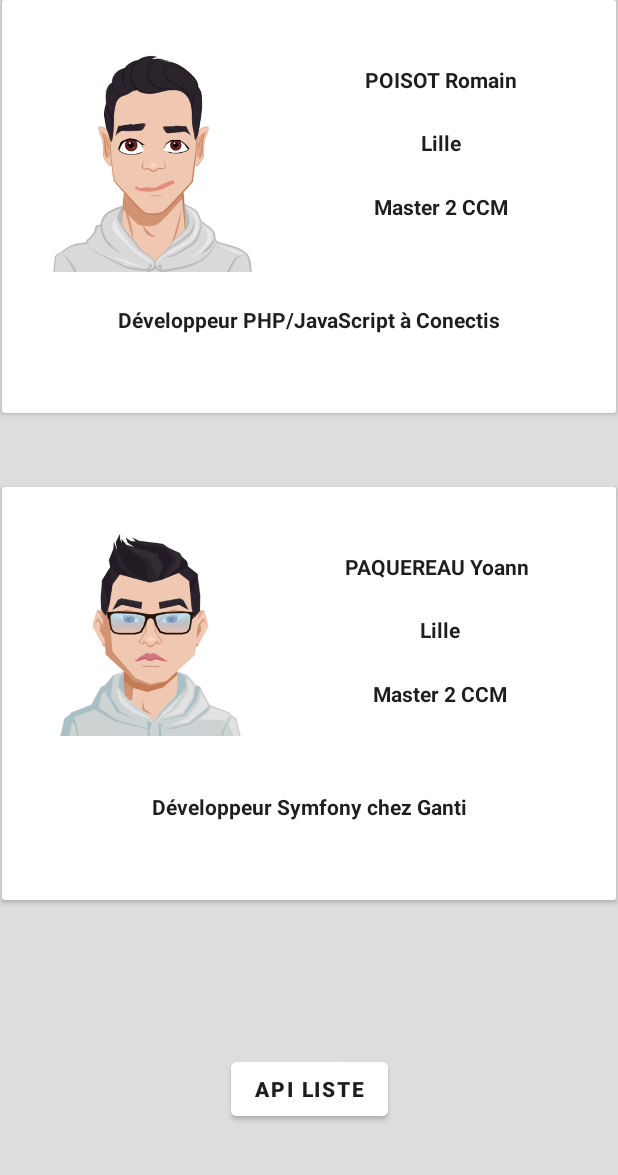
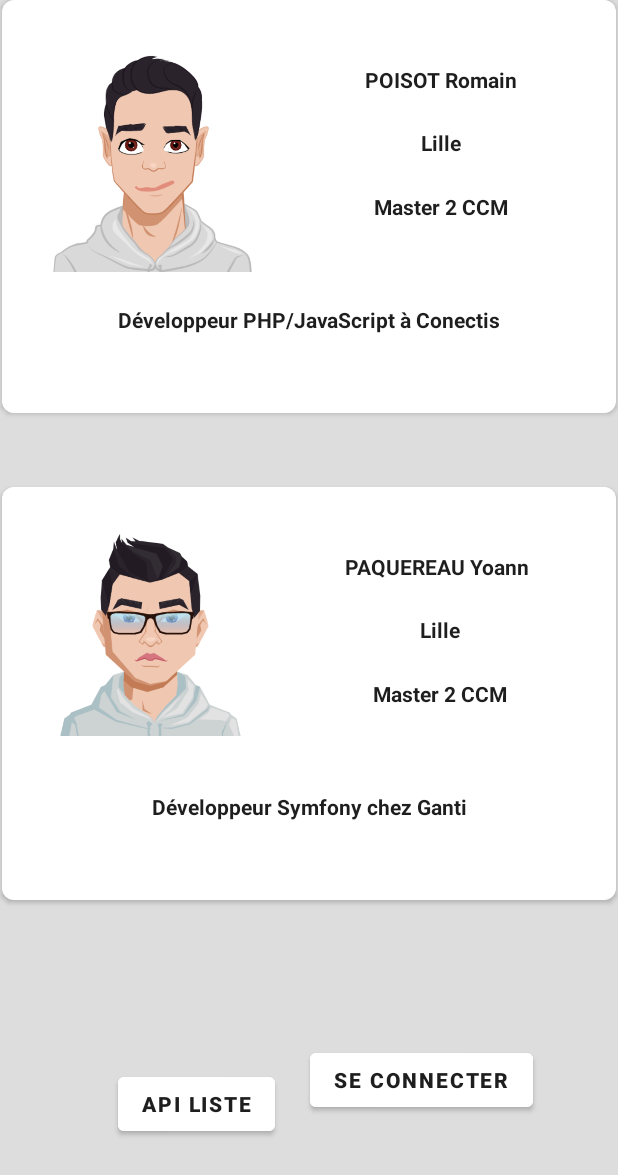
Before and after one commit to ypaquereau/Projet-CCM-2021, an Android app: the screen it shows after launch (MainActivity), on a phone screen of 412 x 824 dp. Shown: the top 1175 px of the screen. Run offline under Robolectric (Android 15) with nearby library versions, the phone set to English and light mode, and no system bars; our stand-ins replace Room's generated code.

Commit message:
made change for night and day theme

```diff
--- a/app/src/main/res/layout/activity_api_list.xml
+++ b/app/src/main/res/layout/activity_api_list.xml
@@ -3,7 +3,9 @@
     xmlns:app="http://schemas.android.com/apk/res-auto"
     xmlns:tools="http://schemas.android.com/tools"
     android:layout_width="match_parent"
-    android:layout_height="match_parent">
+    android:layout_height="match_parent"
+    android:background="@color/backgroundColor"
+    >
 
     <androidx.recyclerview.widget.RecyclerView
         android:id="@+id/ApiListActivityRv"
@@ -21,15 +23,20 @@
         android:layout_width="wrap_content"
         android:layout_height="wrap_content"
         android:text="add"
+        android:textColor="@color/textColor"
         app:layout_constraintBottom_toBottomOf="parent"
         app:layout_constraintEnd_toStartOf="@id/ApiListActivityDelete"
-        app:layout_constraintStart_toStartOf="parent" />
+        app:layout_constraintStart_toStartOf="parent"
+        android:backgroundTint="@color/cardViewColor"
+        />
 
     <Button
         android:id="@+id/ApiListActivityDelete"
         android:layout_width="wrap_content"
         android:layout_height="wrap_content"
         android:text="delete"
+        android:textColor="@color/textColor"
+        android:backgroundTint="@color/cardViewColor"
         app:layout_constraintBottom_toBottomOf="parent"
         app:layout_constraintEnd_toEndOf="parent"
         app:layout_constraintStart_toEndOf="@id/ApiListActivityAdd" />
--- a/app/src/main/res/layout/activity_main.xml
+++ b/app/src/main/res/layout/activity_main.xml
@@ -1,17 +1,17 @@
 <?xml version="1.0" encoding="utf-8"?>
 <androidx.constraintlayout.widget.ConstraintLayout xmlns:android="http://schemas.android.com/apk/res/android"
     xmlns:app="http://schemas.android.com/apk/res-auto"
-    xmlns:tools="http://schemas.android.com/tools"
     android:layout_width="match_parent"
     android:layout_height="match_parent"
     android:layout_marginBottom="0dp"
-    android:background="#DDDDDD">
+    android:background="@color/backgroundColor">
 
     <androidx.cardview.widget.CardView
         android:id="@+id/cardView"
         android:layout_width="409dp"
         android:layout_height="275dp"
         android:elevation="10dp"
+        app:cardCornerRadius="8dp"
         app:layout_constraintEnd_toEndOf="parent"
         app:layout_constraintStart_toStartOf="parent"
         app:layout_constraintTop_toTopOf="parent">
@@ -20,7 +20,7 @@
             android:layout_width="match_parent"
             android:layout_height="match_parent"
             android:layout_margin="0dp"
-            android:background="#FFFFFF"
+            android:background="@color/cardViewColor"
             android:elevation="10dp">
 
             <ImageView
@@ -41,7 +41,7 @@
                 android:layout_height="wrap_content"
                 android:layout_marginBottom="170dp"
                 android:text="POISOT Romain"
-                android:textColor="#1E1E1E"
+                android:textColor="@color/textColor"
                 android:textStyle="bold"
                 app:layout_constraintBottom_toBottomOf="parent"
                 app:layout_constraintEnd_toEndOf="parent"
@@ -54,7 +54,7 @@
                 android:layout_height="wrap_content"
                 android:layout_marginBottom="85dp"
                 android:text="Lille"
-                android:textColor="#1E1E1E"
+                android:textColor="@color/textColor"
                 android:textStyle="bold"
                 app:layout_constraintBottom_toBottomOf="parent"
                 app:layout_constraintEnd_toEndOf="parent"
@@ -66,7 +66,7 @@
                 android:layout_width="wrap_content"
                 android:layout_height="wrap_content"
                 android:text="Master 2 CCM"
-                android:textColor="#1E1E1E"
+                android:textColor="@color/textColor"
                 android:textStyle="bold"
                 app:layout_constraintBottom_toBottomOf="parent"
                 app:layout_constraintEnd_toEndOf="parent"
@@ -79,7 +79,7 @@
                 android:layout_height="wrap_content"
                 android:layout_marginTop="150dp"
                 android:text="Développeur PHP/JavaScript à Conectis"
-                android:textColor="#1E1E1E"
+                android:textColor="@color/textColor"
                 android:textStyle="bold"
                 app:layout_constraintBottom_toBottomOf="parent"
                 app:layout_constraintEnd_toEndOf="parent"
@@ -94,6 +94,7 @@
         android:layout_width="409dp"
         android:layout_height="275dp"
         android:layout_marginTop="100dp"
+        app:cardCornerRadius="8dp"
         app:layout_constraintBottom_toBottomOf="parent"
         app:layout_constraintEnd_toEndOf="parent"
         app:layout_constraintStart_toStartOf="parent"
@@ -103,7 +104,7 @@
             android:layout_width="match_parent"
             android:layout_height="match_parent"
             android:layout_margin="0dp"
-            android:background="#FFFFFF"
+            android:background="@color/cardViewColor"
             android:clipToPadding="true"
             android:elevation="10dp">
 
@@ -125,7 +126,7 @@
                 android:layout_height="wrap_content"
                 android:layout_marginBottom="170dp"
                 android:text="PAQUEREAU Yoann"
-                android:textColor="#1E1E1E"
+                android:textColor="@color/textColor"
                 android:textStyle="bold"
                 app:layout_constraintBottom_toBottomOf="parent"
                 app:layout_constraintEnd_toEndOf="parent"
@@ -139,7 +140,7 @@
                 android:layout_height="wrap_content"
                 android:layout_marginBottom="85dp"
                 android:text="Lille"
-                android:textColor="#1E1E1E"
+                android:textColor="@color/textColor"
                 android:textStyle="bold"
                 app:layout_constraintBottom_toBottomOf="parent"
                 app:layout_constraintEnd_toEndOf="parent"
@@ -151,7 +152,7 @@
                 android:layout_width="wrap_content"
                 android:layout_height="wrap_content"
                 android:text="Master 2 CCM"
-                android:textColor="#1E1E1E"
+                android:textColor="@color/textColor"
                 android:textStyle="bold"
                 app:layout_constraintBottom_toBottomOf="parent"
                 app:layout_constraintEnd_toEndOf="parent"
@@ -164,7 +165,7 @@
                 android:layout_height="wrap_content"
                 android:layout_marginTop="150dp"
                 android:text="Développeur Symfony chez Ganti"
-                android:textColor="#1E1E1E"
+                android:textColor="@color/textColor"
                 android:textStyle="bold"
                 app:layout_constraintBottom_toBottomOf="parent"
                 app:layout_constraintEnd_toEndOf="parent"
@@ -177,14 +178,31 @@
         android:id="@+id/buttonToApi"
         android:layout_width="wrap_content"
         android:layout_height="wrap_content"
+        android:layout_marginEnd="150dp"
         android:layout_marginBottom="50dp"
-        android:backgroundTint="#FFFFFF"
+        android:backgroundTint="@color/cardViewColor"
         android:text="API Liste"
-        android:textColor="#1E1E1E"
+        android:textColor="@color/textColor"
         android:textStyle="bold"
         app:layout_constraintBottom_toBottomOf="parent"
         app:layout_constraintEnd_toEndOf="parent"
         app:layout_constraintStart_toStartOf="parent"
         app:layout_constraintTop_toBottomOf="@+id/cardView2"
-        app:layout_constraintVertical_bias="0.81" />
+        app:layout_constraintVertical_bias="0.887" />
+
+    <Button
+        android:id="@+id/button"
+        android:layout_width="wrap_content"
+        android:layout_height="wrap_content"
+        android:layout_marginStart="150dp"
+        android:layout_marginTop="65dp"
+        android:layout_marginBottom="50dp"
+        android:backgroundTint="@color/cardViewColor"
+        android:text="Se connecter"
+        android:textColor="@color/textColor"
+        android:textStyle="bold"
+        app:layout_constraintBottom_toBottomOf="parent"
+        app:layout_constraintEnd_toEndOf="parent"
+        app:layout_constraintStart_toStartOf="parent"
+        app:layout_constraintTop_toBottomOf="@+id/cardView2" />
 </androidx.constraintlayout.widget.ConstraintLayout>
--- /dev/null
+++ b/app/src/main/res/values-night/colors.xml
@@ -0,0 +1,7 @@
+<?xml version="1.0" encoding="utf-8"?>
+<resources>
+    <color name="cardViewColor">#414141</color>
+    <color name="textColor">#E7E7E7</color>
+    <color name="backgroundColor">#3C3C3C</color>
+    <color name="purple_200">#414141</color>
+</resources>
--- a/app/src/main/res/values-night/themes.xml
+++ b/app/src/main/res/values-night/themes.xml
@@ -1,16 +1,7 @@
 <resources xmlns:tools="http://schemas.android.com/tools">
-    <!-- Base application theme. -->
-    <style name="Theme.ProjetCCM2021" parent="Theme.MaterialComponents.DayNight.DarkActionBar">
-        <!-- Primary brand color. -->
-        <item name="colorPrimary">@color/purple_200</item>
-        <item name="colorPrimaryVariant">@color/purple_700</item>
-        <item name="colorOnPrimary">@color/black</item>
-        <!-- Secondary brand color. -->
-        <item name="colorSecondary">@color/teal_200</item>
-        <item name="colorSecondaryVariant">@color/teal_200</item>
-        <item name="colorOnSecondary">@color/black</item>
-        <!-- Status bar color. -->
-        <item name="android:statusBarColor" tools:targetApi="l">?attr/colorPrimaryVariant</item>
-        <!-- Customize your theme here. -->
+    <style name="Theme.ProjetCCM2021" parent="Theme.MaterialComponents.DayNight.NoActionBar">
+        <item name="colorPrimary">@color/cardViewColor</item>
+        <item name="colorPrimaryVariant">@color/backgroundColor</item>
+        <item name="colorOnPrimary">@color/textColor</item>
     </style>
 </resources>
--- a/app/src/main/res/values/colors.xml
+++ b/app/src/main/res/values/colors.xml
@@ -1,10 +1,7 @@
 <?xml version="1.0" encoding="utf-8"?>
 <resources>
-    <color name="purple_200">#FFBB86FC</color>
-    <color name="purple_500">#FF6200EE</color>
-    <color name="purple_700">#FF3700B3</color>
-    <color name="teal_200">#FF03DAC5</color>
-    <color name="teal_700">#FF018786</color>
-    <color name="black">#FF000000</color>
-    <color name="white">#FFFFFFFF</color>
+    <color name="cardViewColor">#FFFFFF</color>
+    <color name="textColor">#1E1E1E</color>
+    <color name="backgroundColor">#DDDDDD</color>
+    <color name="purple_200">#FFFFFF</color>
 </resources>
--- a/app/src/main/res/values/themes.xml
+++ b/app/src/main/res/values/themes.xml
@@ -1,16 +1,7 @@
 <resources xmlns:tools="http://schemas.android.com/tools">
-    <!-- Base application theme. -->
     <style name="Theme.ProjetCCM2021" parent="Theme.MaterialComponents.DayNight.NoActionBar">
-        <!-- Primary brand color. -->
-        <item name="colorPrimary">@color/purple_500</item>
-        <item name="colorPrimaryVariant">@color/purple_700</item>
-        <item name="colorOnPrimary">@color/white</item>
-        <!-- Secondary brand color. -->
-        <item name="colorSecondary">@color/teal_200</item>
-        <item name="colorSecondaryVariant">@color/teal_700</item>
-        <item name="colorOnSecondary">@color/black</item>
-        <!-- Status bar color. -->
-        <item name="android:statusBarColor" tools:targetApi="l">?attr/colorPrimaryVariant</item>
-        <!-- Customize your theme here. -->
+        <item name="colorPrimary">@color/cardViewColor</item>
+        <item name="colorPrimaryVariant">@color/backgroundColor</item>
+        <item name="colorOnPrimary">@color/textColor</item>
     </style>
 </resources>
```
